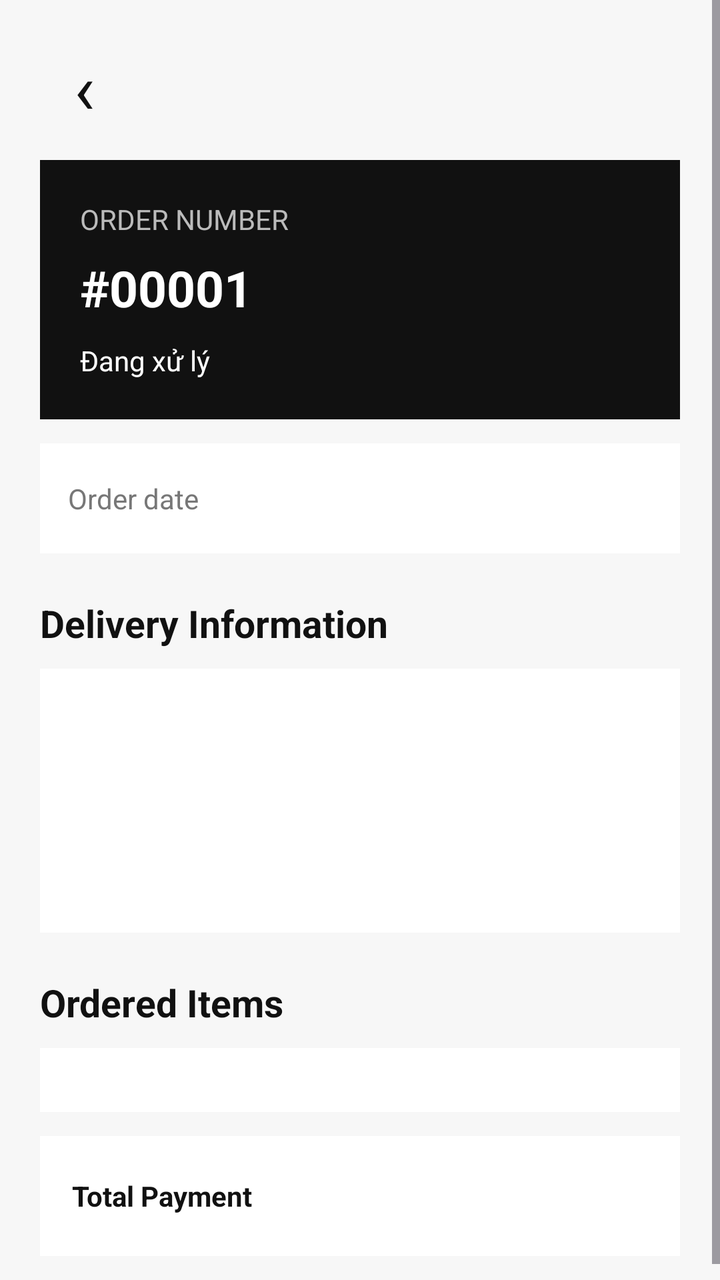
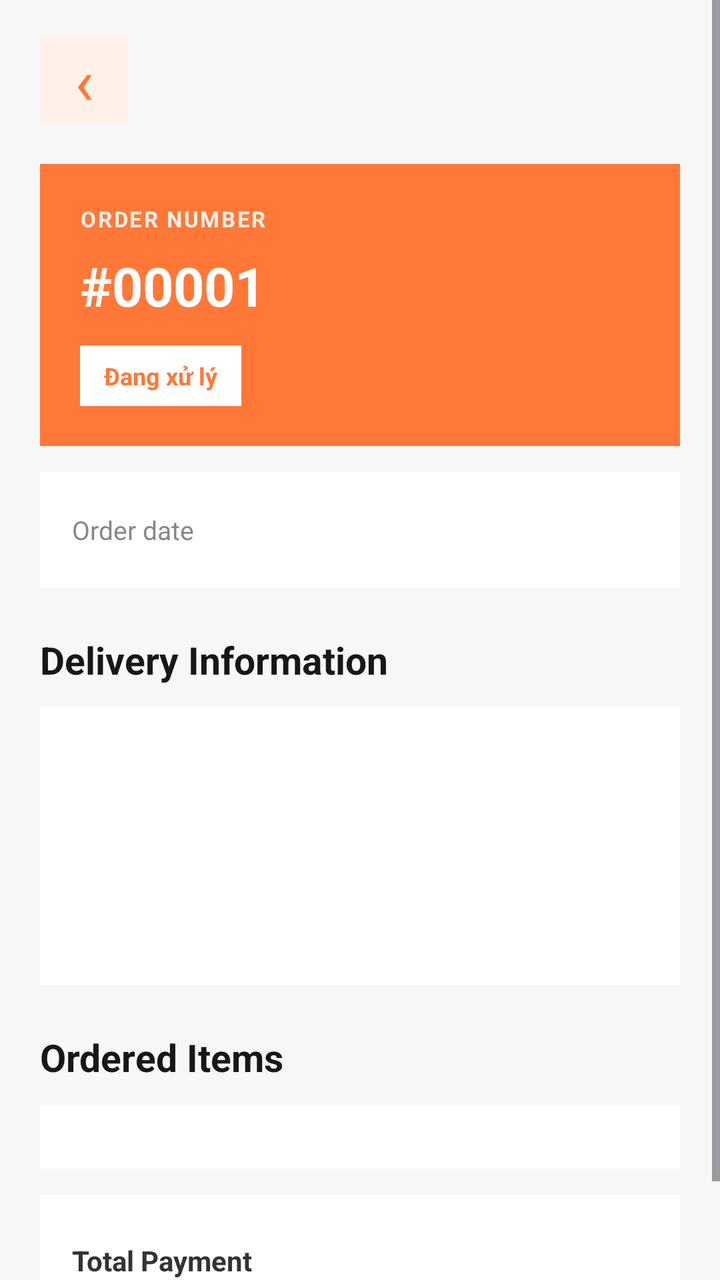

Screens rendered from an Android XML layout before and after an edit, with the pre-edit source and the edit as a unified diff.
<!-- AndroidManifest.xml: application theme Theme.FoodOrder -->
<!-- res/layout/activity_order_detail.xml -->
<?xml version="1.0" encoding="utf-8"?>

<ScrollView xmlns:android="http://schemas.android.com/apk/res/android"
    android:layout_width="match_parent"
    android:layout_height="match_parent"
    android:background="#F7F7F7"
    android:fillViewport="true">

    <LinearLayout
        android:layout_width="match_parent"
        android:layout_height="wrap_content"
        android:orientation="vertical"
        android:padding="20dp">

        <TextView
            android:id="@+id/btnBack"
            android:layout_width="45dp"
            android:layout_height="45dp"
            android:gravity="center"
            android:text="‹"
            android:textColor="#111111"
            android:textSize="35sp" />

        
        <LinearLayout
            android:layout_width="match_parent"
            android:layout_height="wrap_content"
            android:layout_marginTop="15dp"
            android:background="#111111"
            android:orientation="vertical"
            android:padding="20dp">

            <TextView
                android:layout_width="wrap_content"
                android:layout_height="wrap_content"
                android:text="ORDER NUMBER"
                android:textColor="#BBBBBB" />

            <TextView
                android:id="@+id/txtDetailOrderId"
                android:layout_width="wrap_content"
                android:layout_height="wrap_content"
                android:layout_marginTop="8dp"
                android:text="#00001"
                android:textColor="#FFFFFF"
                android:textSize="25sp"
                android:textStyle="bold" />

            <TextView
                android:id="@+id/txtDetailStatus"
                android:layout_width="wrap_content"
                android:layout_height="wrap_content"
                android:layout_marginTop="10dp"
                android:text="Đang xử lý"
                android:textColor="#FFFFFF" />

        </LinearLayout>

        
        <LinearLayout
            android:layout_width="match_parent"
            android:layout_height="55dp"
            android:layout_marginTop="12dp"
            android:background="#FFFFFF"
            android:gravity="center_vertical"
            android:padding="14dp">

            <TextView
                android:layout_width="0dp"
                android:layout_height="wrap_content"
                android:layout_weight="1"
                android:text="Order date"
                android:textColor="#777777" />

            <TextView
                android:id="@+id/txtDetailDate"
                android:layout_width="wrap_content"
                android:layout_height="wrap_content"
                android:textColor="#111111" />

        </LinearLayout>

        
        <TextView
            android:layout_width="wrap_content"
            android:layout_height="wrap_content"
            android:layout_marginTop="22dp"
            android:text="Delivery Information"
            android:textColor="#111111"
            android:textSize="19sp"
            android:textStyle="bold" />

        <LinearLayout
            android:layout_width="match_parent"
            android:layout_height="wrap_content"
            android:layout_marginTop="10dp"
            android:background="#FFFFFF"
            android:orientation="vertical"
            android:padding="16dp">

            <TextView
                android:id="@+id/txtDetailName"
                android:layout_width="match_parent"
                android:layout_height="wrap_content"
                android:textColor="#111111"
                android:textStyle="bold" />

            <TextView
                android:id="@+id/txtDetailPhone"
                android:layout_width="match_parent"
                android:layout_height="wrap_content"
                android:layout_marginTop="8dp"
                android:textColor="#555555" />

            <TextView
                android:id="@+id/txtDetailAddress"
                android:layout_width="match_parent"
                android:layout_height="wrap_content"
                android:layout_marginTop="8dp"
                android:textColor="#555555" />

            <TextView
                android:id="@+id/txtDetailPayment"
                android:layout_width="match_parent"
                android:layout_height="wrap_content"
                android:layout_marginTop="8dp"
                android:textColor="#555555" />

        </LinearLayout>

        
        <TextView
            android:layout_width="wrap_content"
            android:layout_height="wrap_content"
            android:layout_marginTop="22dp"
            android:text="Ordered Items"
            android:textColor="#111111"
            android:textSize="19sp"
            android:textStyle="bold" />

        <LinearLayout
            android:id="@+id/orderDetailItemsContainer"
            android:layout_width="match_parent"
            android:layout_height="wrap_content"
            android:layout_marginTop="10dp"
            android:background="#FFFFFF"
            android:orientation="vertical"
            android:padding="16dp" />

        
        <LinearLayout
            android:layout_width="match_parent"
            android:layout_height="60dp"
            android:layout_marginTop="12dp"
            android:background="#FFFFFF"
            android:gravity="center_vertical"
            android:padding="16dp">

            <TextView
                android:layout_width="0dp"
                android:layout_height="wrap_content"
                android:layout_weight="1"
                android:text="Total Payment"
                android:textColor="#111111"
                android:textStyle="bold" />

            <TextView
                android:id="@+id/txtDetailTotal"
                android:layout_width="wrap_content"
                android:layout_height="wrap_content"
                android:textColor="#111111"
                android:textSize="18sp"
                android:textStyle="bold" />

        </LinearLayout>

    </LinearLayout>

</ScrollView>
<!-- resources referenced by this layout -->
<resources>
  <style name="Theme.FoodOrder" parent="Base.Theme.FoodOrder" />
  <style name="Base.Theme.FoodOrder" parent="Theme.Material3.DayNight.NoActionBar">
          
          
      </style>
</resources>

<!-- the commit's change to res/layout/activity_order_detail.xml (unified diff, before → after) -->
@@ -10,23 +10,26 @@
         android:layout_width="match_parent"
         android:layout_height="wrap_content"
         android:orientation="vertical"
-        android:padding="20dp">
+        android:paddingStart="20dp"
+        android:paddingEnd="20dp"
+        android:paddingTop="18dp"
+        android:paddingBottom="30dp">
 
         <TextView
             android:id="@+id/btnBack"
-            android:layout_width="45dp"
-            android:layout_height="45dp"
+            android:layout_width="44dp"
+            android:layout_height="44dp"
+            android:background="#FFF0E8"
             android:gravity="center"
             android:text="‹"
-            android:textColor="#111111"
-            android:textSize="35sp" />
+            android:textColor="#FF7838"
+            android:textSize="32sp"/>
 
-        
         <LinearLayout
             android:layout_width="match_parent"
             android:layout_height="wrap_content"
-            android:layout_marginTop="15dp"
-            android:background="#111111"
+            android:layout_marginTop="20dp"
+            android:background="#FF7838"
             android:orientation="vertical"
             android:padding="20dp">
 
@@ -34,7 +37,10 @@
                 android:layout_width="wrap_content"
                 android:layout_height="wrap_content"
                 android:text="ORDER NUMBER"
-                android:textColor="#BBBBBB" />
+                android:textColor="#FFF0E8"
+                android:textSize="11sp"
+                android:textStyle="bold"
+                android:letterSpacing="0.08"/>
 
             <TextView
                 android:id="@+id/txtDetailOrderId"
@@ -43,137 +49,149 @@
                 android:layout_marginTop="8dp"
                 android:text="#00001"
                 android:textColor="#FFFFFF"
-                android:textSize="25sp"
-                android:textStyle="bold" />
+                android:textSize="27sp"
+                android:textStyle="bold"/>
 
             <TextView
                 android:id="@+id/txtDetailStatus"
                 android:layout_width="wrap_content"
                 android:layout_height="wrap_content"
-                android:layout_marginTop="10dp"
+                android:layout_marginTop="12dp"
+                android:background="#FFFFFF"
+                android:paddingStart="12dp"
+                android:paddingEnd="12dp"
+                android:paddingTop="7dp"
+                android:paddingBottom="7dp"
                 android:text="Đang xử lý"
-                android:textColor="#FFFFFF" />
+                android:textColor="#FF7838"
+                android:textSize="12sp"
+                android:textStyle="bold"/>
 
         </LinearLayout>
 
-        
         <LinearLayout
             android:layout_width="match_parent"
-            android:layout_height="55dp"
-            android:layout_marginTop="12dp"
+            android:layout_height="58dp"
+            android:layout_marginTop="13dp"
             android:background="#FFFFFF"
             android:gravity="center_vertical"
-            android:padding="14dp">
+            android:paddingStart="16dp"
+            android:paddingEnd="16dp">
 
             <TextView
                 android:layout_width="0dp"
                 android:layout_height="wrap_content"
                 android:layout_weight="1"
                 android:text="Order date"
-                android:textColor="#777777" />
+                android:textColor="#888888"
+                android:textSize="13sp"/>
 
             <TextView
                 android:id="@+id/txtDetailDate"
                 android:layout_width="wrap_content"
                 android:layout_height="wrap_content"
-                android:textColor="#111111" />
+                android:textColor="#222222"
+                android:textSize="13sp"
+                android:textStyle="bold"/>
 
         </LinearLayout>
 
-        
         <TextView
             android:layout_width="wrap_content"
             android:layout_height="wrap_content"
-            android:layout_marginTop="22dp"
+            android:layout_marginTop="23dp"
             android:text="Delivery Information"
-            android:textColor="#111111"
+            android:textColor="#171717"
             android:textSize="19sp"
-            android:textStyle="bold" />
+            android:textStyle="bold"/>
 
         <LinearLayout
             android:layout_width="match_parent"
             android:layout_height="wrap_content"
-            android:layout_marginTop="10dp"
+            android:layout_marginTop="11dp"
             android:background="#FFFFFF"
             android:orientation="vertical"
-            android:padding="16dp">
+            android:padding="17dp">
 
             <TextView
                 android:id="@+id/txtDetailName"
                 android:layout_width="match_parent"
                 android:layout_height="wrap_content"
-                android:textColor="#111111"
-                android:textStyle="bold" />
+                android:textColor="#222222"
+                android:textSize="14sp"
+                android:textStyle="bold"/>
 
             <TextView
                 android:id="@+id/txtDetailPhone"
                 android:layout_width="match_parent"
                 android:layout_height="wrap_content"
-                android:layout_marginTop="8dp"
-                android:textColor="#555555" />
+                android:layout_marginTop="11dp"
+                android:textColor="#666666"
+                android:textSize="13sp"/>
 
             <TextView
                 android:id="@+id/txtDetailAddress"
                 android:layout_width="match_parent"
                 android:layout_height="wrap_content"
-                android:layout_marginTop="8dp"
-                android:textColor="#555555" />
+                android:layout_marginTop="11dp"
+                android:textColor="#666666"
+                android:textSize="13sp"/>
 
             <TextView
                 android:id="@+id/txtDetailPayment"
                 android:layout_width="match_parent"
                 android:layout_height="wrap_content"
-                android:layout_marginTop="8dp"
-                android:textColor="#555555" />
+                android:layout_marginTop="11dp"
+                android:textColor="#666666"
+                android:textSize="13sp"/>
 
         </LinearLayout>
 
-        
         <TextView
             android:layout_width="wrap_content"
             android:layout_height="wrap_content"
-            android:layout_marginTop="22dp"
+            android:layout_marginTop="23dp"
             android:text="Ordered Items"
-            android:textColor="#111111"
+            android:textColor="#171717"
             android:textSize="19sp"
-            android:textStyle="bold" />
+            android:textStyle="bold"/>
 
         <LinearLayout
             android:id="@+id/orderDetailItemsContainer"
             android:layout_width="match_parent"
             android:layout_height="wrap_content"
-            android:layout_marginTop="10dp"
+            android:layout_marginTop="11dp"
             android:background="#FFFFFF"
             android:orientation="vertical"
-            android:padding="16dp" />
+            android:padding="16dp"/>
 
-        
         <LinearLayout
             android:layout_width="match_parent"
-            android:layout_height="60dp"
-            android:layout_marginTop="12dp"
+            android:layout_height="66dp"
+            android:layout_marginTop="13dp"
             android:background="#FFFFFF"
             android:gravity="center_vertical"
-            android:padding="16dp">
+            android:paddingStart="16dp"
+            android:paddingEnd="16dp">
 
             <TextView
                 android:layout_width="0dp"
                 android:layout_height="wrap_content"
                 android:layout_weight="1"
                 android:text="Total Payment"
-                android:textColor="#111111"
-                android:textStyle="bold" />
+                android:textColor="#333333"
+                android:textSize="14sp"
+                android:textStyle="bold"/>
 
             <TextView
                 android:id="@+id/txtDetailTotal"
                 android:layout_width="wrap_content"
                 android:layout_height="wrap_content"
-                android:textColor="#111111"
-                android:textSize="18sp"
-                android:textStyle="bold" />
+                android:textColor="#FF7838"
+                android:textSize="19sp"
+                android:textStyle="bold"/>
 
         </LinearLayout>
 
     </LinearLayout>
-
 </ScrollView>
